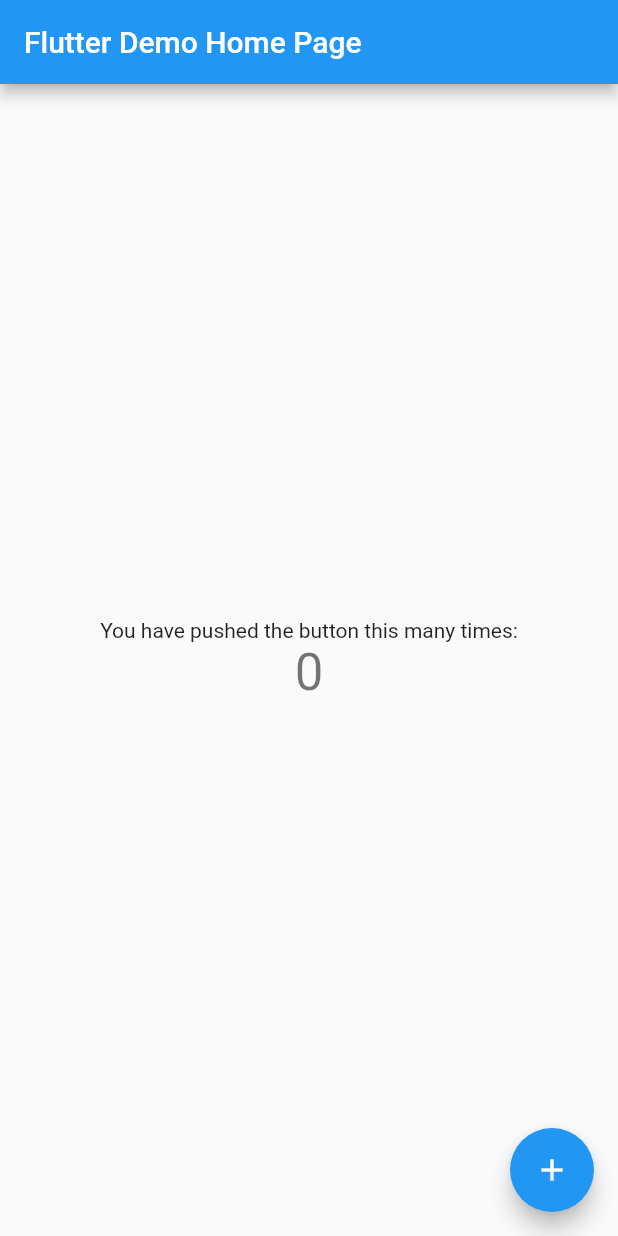
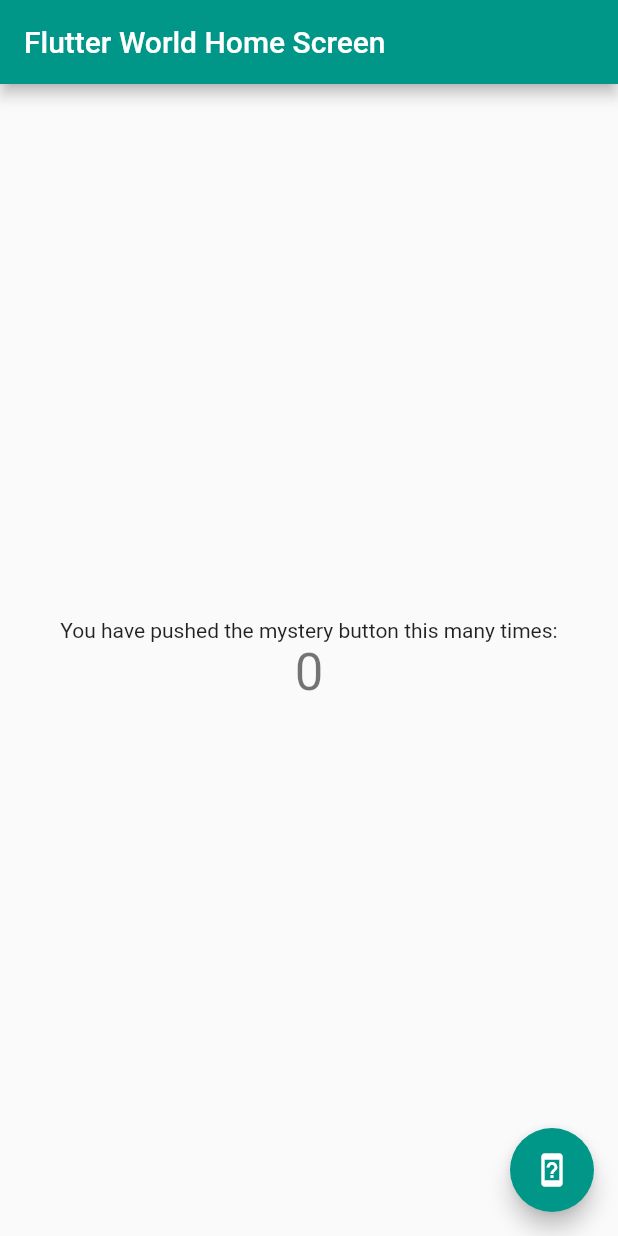
Before and after one commit to CillianMyles/flutter-hello-world, a Flutter app: the screen it shows after launch, on a phone screen of 412 x 824 dp. Run offline on Flutter 3.47's test engine with Material 2 defaults, Android fonts, the phone set to English and light mode, and no system bars.

Commit message:
App name; app colour; home screen text; FAB icon;

```diff
--- a/lib/main.dart
+++ b/lib/main.dart
@@ -7,7 +7,7 @@ class MyApp extends StatelessWidget {
   @override
   Widget build(BuildContext context) {
     return MaterialApp(
-      title: 'Flutter Demo',
+      title: 'Flutter World',
       theme: ThemeData(
         // This is the theme of your application.
         //
@@ -18,9 +18,9 @@ class MyApp extends StatelessWidget {
         // or simply save your changes to "hot reload" in a Flutter IDE).
         // Notice that the counter didn't reset back to zero; the application
         // is not restarted.
-        primarySwatch: Colors.blue,
+        primarySwatch: Colors.teal,
       ),
-      home: MyHomePage(title: 'Flutter Demo Home Page'),
+      home: MyHomePage(title: 'Flutter World Home Screen'),
     );
   }
 }
@@ -92,7 +92,7 @@ class _MyHomePageState extends State<MyHomePage> {
           mainAxisAlignment: MainAxisAlignment.center,
           children: <Widget>[
             Text(
-              'You have pushed the button this many times:',
+              'You have pushed the mystery button this many times:',
             ),
             Text(
               '$_counter',
@@ -104,7 +104,7 @@ class _MyHomePageState extends State<MyHomePage> {
       floatingActionButton: FloatingActionButton(
         onPressed: _incrementCounter,
         tooltip: 'Increment',
-        child: Icon(Icons.add),
+        child: Icon(Icons.device_unknown),
       ), // This trailing comma makes auto-formatting nicer for build methods.
     );
   }
```
